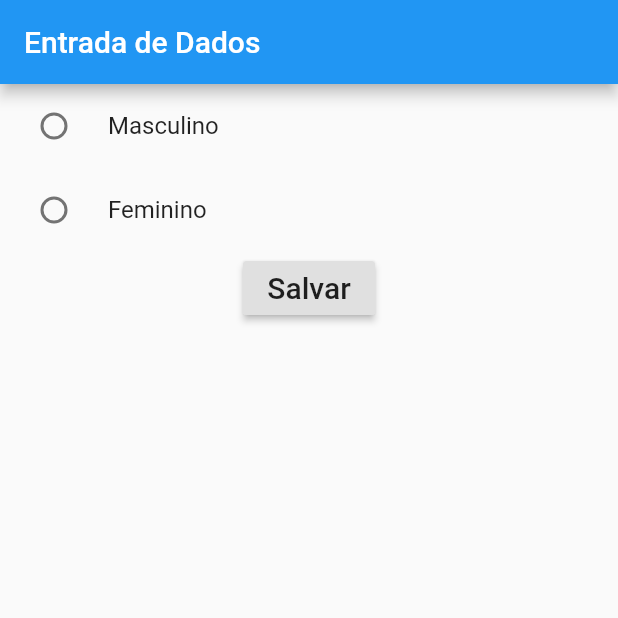
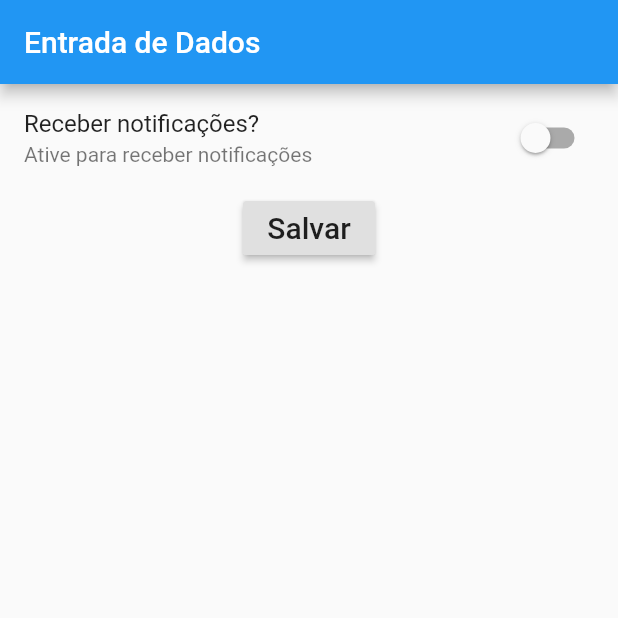
Before and after one commit to FelipeM0407/tipos_entrada_dados, a Flutter app: the screen it shows after launch, after a tap on "Salvar", on a phone screen of 412 x 824 dp, the top half of it. Run offline on Flutter 3.47's test engine with Material 2 defaults, Android fonts, the phone set to English and light mode, and no system bars.

Commit message:
17/03/2021

```diff
--- a/lib/EntradaRadioButton.dart
+++ b/lib/EntradaRadioButton.dart
@@ -76,6 +76,5 @@ class _EntradaRadioButtonState extends State<EntradaRadioButton> {
         ),
       ),
     );
-    ;
   }
 }
--- /dev/null
+++ b/lib/EntradaSwitch.dart
@@ -0,0 +1,57 @@
+import 'package:flutter/material.dart';
+
+class EntradaSwitch extends StatefulWidget {
+  @override
+  _EntradaSwitchState createState() => _EntradaSwitchState();
+}
+
+class _EntradaSwitchState extends State<EntradaSwitch> {
+  bool _escolhaUsuario = false;
+  @override
+  Widget build(BuildContext context) {
+    return Scaffold(
+      appBar: AppBar(
+        title: Text("Entrada de Dados"),
+      ),
+      body: Container(
+        child: Column(
+          children: <Widget>[
+            SwitchListTile(
+              title: Text("Receber notificações?"),
+              subtitle: Text("Ative para receber notificações"),
+              activeColor: Colors.green,
+              //selected: _escolhaUsuario,
+              value: _escolhaUsuario,
+              onChanged: (bool valor) {
+                setState(() {
+                  _escolhaUsuario = valor;
+                });
+              },
+            ),
+            RaisedButton(
+              child: Text(
+                "Salvar",
+                style: TextStyle(
+                  fontSize: 20,
+                ),
+              ),
+              onPressed: () {
+                print("Resultado: " + _escolhaUsuario.toString());
+              },
+            ),
+
+            // Switch(
+            //   value: _escolhaUsuario,
+            //   onChanged: (bool valor) {
+            //     setState(() {
+            //       _escolhaUsuario = valor;
+            //     });
+            //   },
+            // ),
+            // Text("Receber notificações?"),
+          ],
+        ),
+      ),
+    );
+  }
+}
--- a/lib/main.dart
+++ b/lib/main.dart
@@ -2,11 +2,13 @@ import 'CampoTexto.dart';
 import 'package:flutter/material.dart';
 import 'package:entrada_dados/EntradaRadioButton.dart';
 import 'EntradaCheckBox.dart';
+import 'package:entrada_dados/EntradaSwitch.dart';
 
 void main() {
   runApp(MaterialApp(
     //home: CampoTexto(),
     //home: EntradaCheckBox(),
-    home: EntradaRadioButton(),
+    //home: EntradaRadioButton(),
+    home: EntradaSwitch(),
   ));
 }
```
